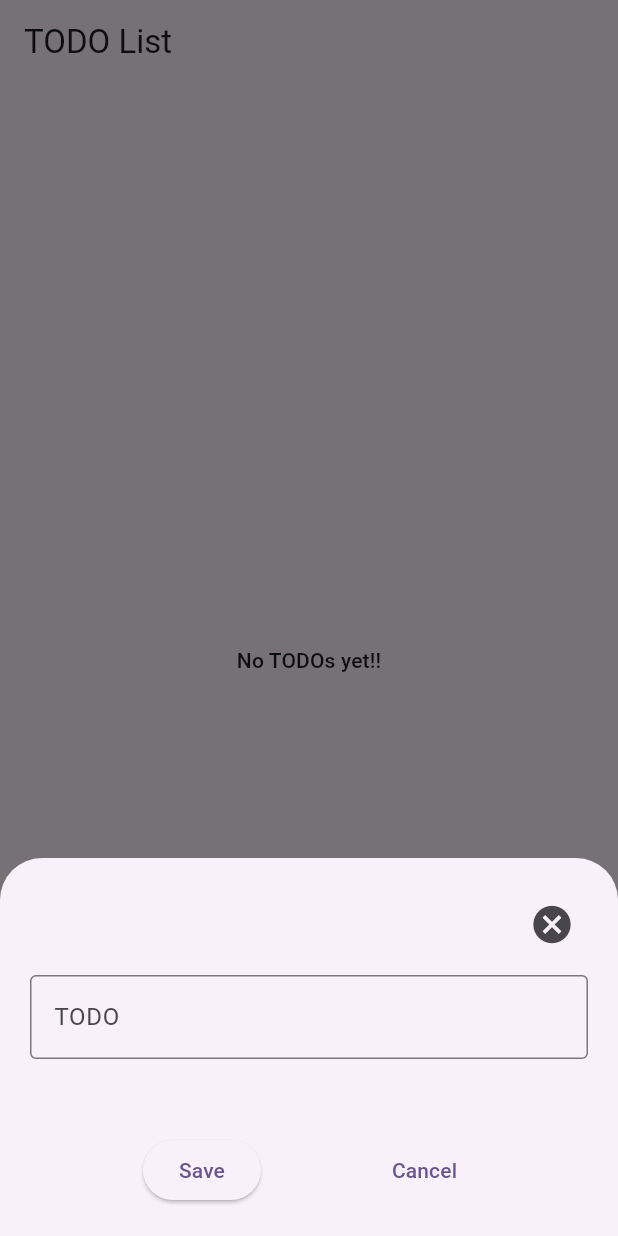
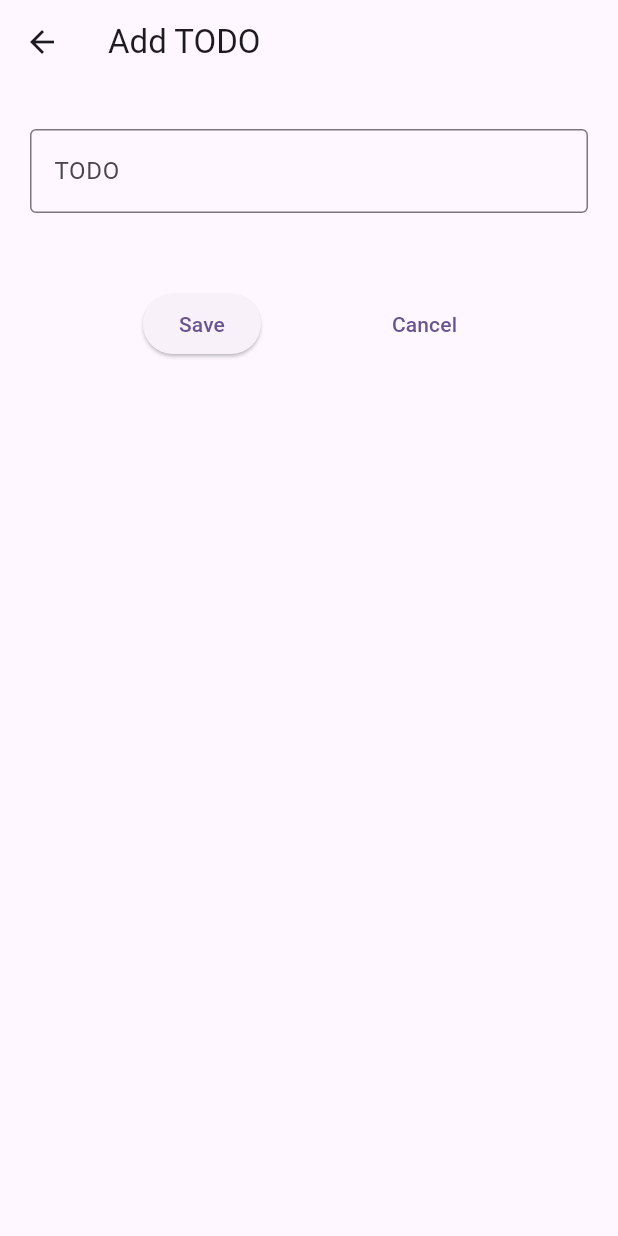
Before and after one commit to RshnGpt26/todo_app, a Flutter app: the screen it shows after launch, after a tap on the "add" icon, on a phone screen of 412 x 824 dp. Run offline on Flutter 3.47's test engine with Material 3 defaults, Android fonts, the phone set to English and light mode, and no system bars; our stand-ins replace sqflite; accounts and stored records are empty.

```diff
--- a/lib/main.dart
+++ b/lib/main.dart
@@ -1,8 +1,13 @@
 import 'package:flutter/material.dart';
-import 'package:todo_app/screens/todo_list_screen.dart';
+import 'package:provider/provider.dart';
+import 'package:todo_app/providers/todo_provider.dart';
+
+import 'screens/todo_list_screen.dart';
 
 void main() {
-  runApp(const MyApp());
+  runApp(
+    ChangeNotifierProvider(create: (context) => TodoProvider(), child: MyApp()),
+  );
 }
 
 class MyApp extends StatelessWidget {
--- /dev/null
+++ b/lib/screens/add_update_todo_screen.dart
@@ -0,0 +1,93 @@
+import 'package:flutter/material.dart';
+
+class AddUpdateTodoScreen extends StatefulWidget {
+  const AddUpdateTodoScreen({
+    super.key,
+    required this.onSave,
+    this.isUpdating,
+    this.oldText,
+  });
+
+  final void Function(String title) onSave;
+  final bool? isUpdating;
+  final String? oldText;
+
+  @override
+  State<AddUpdateTodoScreen> createState() => _AddUpdateTodoScreenState();
+}
+
+class _AddUpdateTodoScreenState extends State<AddUpdateTodoScreen> {
+  final TextEditingController _title = TextEditingController();
+
+  @override
+  void initState() {
+    super.initState();
+    if (widget.isUpdating == true && (widget.oldText ?? "").isNotEmpty) {
+      _title.text = widget.oldText ?? "";
+    }
+  }
+
+  @override
+  Widget build(BuildContext context) {
+    return Scaffold(
+      appBar: AppBar(
+        title: Text("${widget.isUpdating == true ? "Update" : "Add"} TODO"),
+      ),
+      body: Padding(
+        padding: EdgeInsets.only(
+          bottom: MediaQuery.of(context).viewInsets.bottom,
+        ),
+        child: SingleChildScrollView(
+          child: Padding(
+            padding: const EdgeInsets.all(20.0),
+            child: Column(
+              mainAxisAlignment: MainAxisAlignment.center,
+              children: [
+                SizedBox(height: 10),
+                TextFormField(
+                  controller: _title,
+                  decoration: InputDecoration(
+                    border: OutlineInputBorder(),
+                    labelText: "TODO",
+                    hintText:
+                        widget.isUpdating == true
+                            ? "Enter your changes..."
+                            : "Enter your upcoming todo...",
+                  ),
+                ),
+                SizedBox(height: 50),
+                Row(
+                  mainAxisAlignment: MainAxisAlignment.spaceEvenly,
+                  children: [
+                    ElevatedButton(
+                      onPressed: () async {
+                        if (MediaQuery.of(context).viewInsets.bottom > 0) {
+                          FocusScope.of(context).unfocus();
+                        }
+                        if (_title.text.trim().isEmpty) {
+                          ScaffoldMessenger.of(context).showSnackBar(
+                            SnackBar(content: Text("Please enter some text!!")),
+                          );
+                        } else {
+                          widget.onSave(_title.text);
+                          Navigator.of(context).pop();
+                        }
+                      },
+                      child: Text("Save"),
+                    ),
+                    TextButton(
+                      onPressed: () {
+                        Navigator.of(context).pop();
+                      },
+                      child: Text("Cancel"),
+                    ),
+                  ],
+                ),
+              ],
+            ),
+          ),
+        ),
+      ),
+    );
+  }
+}
--- a/lib/screens/todo_list_screen.dart
+++ b/lib/screens/todo_list_screen.dart
@@ -1,6 +1,9 @@
 import 'package:flutter/material.dart';
-import 'package:todo_app/services/db_helper.dart';
-import 'package:todo_app/widgets/add_todo_sheet_widget.dart';
+import 'package:provider/provider.dart';
+
+import '../providers/todo_provider.dart';
+import '../services/db_helper.dart';
+import 'add_update_todo_screen.dart';
 
 class TodoListScreen extends StatefulWidget {
   const TodoListScreen({super.key});
@@ -10,123 +13,105 @@ class TodoListScreen extends StatefulWidget {
 }
 
 class _TodoListScreenState extends State<TodoListScreen> {
-  DBHelper? dbHelper;
-  List<Map<String, dynamic>> todos = [];
-
   @override
   void initState() {
     super.initState();
-    dbHelper = DBHelper.getInstance();
-    getAllToDos();
-  }
-
-  getAllToDos() async {
-    todos = await dbHelper!.fetchAllToDos();
-    setState(() {});
-  }
-
-  onToDoStatusUpdate(bool? value, int index) async {
-    await dbHelper!.updateToDoStatus(
-      todoId: todos[index][DBHelper.todoIDColumn] ?? -1,
-      isComplete: value == true ? 1 : 0,
-    );
-    getAllToDos();
-  }
-
-  onToDoTextUpdate(String text, int index) async {
-    await dbHelper!.updateToDoText(
-      todoId: todos[index][DBHelper.todoIDColumn] ?? -1,
-      text: text,
-    );
-    getAllToDos();
-  }
-
-  onToDoDelete(int index) async {
-    await dbHelper!.deleteToDo(
-      todoId: todos[index][DBHelper.todoIDColumn] ?? -1,
-    );
-    getAllToDos();
+    // Provider.of<TodoProvider>(context, listen: false).init();
+    context.read<TodoProvider>().init();
   }
 
   @override
   Widget build(BuildContext context) {
     return Scaffold(
       appBar: AppBar(title: Text("TODO List")),
-      body:
-          todos.isNotEmpty
-              ? ListView.builder(
+      body: Consumer<TodoProvider>(
+        builder: (context, provider, _) {
+          if (context.watch<TodoProvider>().todos.isEmpty) {
+            // if (provider.todos.isEmpty) {
+            return Center(
+              child: Text(
+                "No TODOs yet!!",
+                style: Theme.of(context).textTheme.titleSmall,
+              ),
+            );
+          }
+          return ListView.builder(
             shrinkWrap: true,
-                itemCount: todos.length,
+            itemCount: provider.todos.length,
             itemBuilder: (context, index) {
               return Row(
                 children: [
                   Checkbox(
                     value:
-                            (todos[index][DBHelper.todoCompletedColumn] ?? 0) ==
+                        (provider.todos[index][DBHelper.todoCompletedColumn] ??
+                            0) ==
                         1,
-                        onChanged: (value) => onToDoStatusUpdate(value, index),
+                    onChanged:
+                        (value) => provider.onToDoStatusUpdate(value, index),
                   ),
                   Expanded(
                     child: Text(
-                          todos[index][DBHelper.todoTitleColumn] ?? "",
+                      provider.todos[index][DBHelper.todoTitleColumn] ?? "",
+                      style: TextStyle(
+                        decoration:
+                            (provider.todos[index][DBHelper
+                                            .todoCompletedColumn] ??
+                                        0) ==
+                                    1
+                                ? TextDecoration.lineThrough
+                                : null,
+                      ),
                     ),
                   ),
                   IconButton(
                     onPressed: () {
-                          showModalBottomSheet(
-                            context: context,
-                            isDismissible: false,
-                            isScrollControlled: true,
-                            builder: (context) {
-                              return AddTodoSheetWidget(
-                                onSave: (title) async {
-                                  await dbHelper!.updateToDoText(
-                                    todoId:
-                                        todos[index][DBHelper.todoIDColumn] ??
+                      Navigator.of(context).push(
+                        MaterialPageRoute(
+                          builder:
+                              (_) => AddUpdateTodoScreen(
+                                onSave: (title) {
+                                  provider.onUpdateSave(
+                                    id:
+                                        provider.todos[index][DBHelper
+                                            .todoIDColumn] ??
                                         -1,
-                                    text: title.trim(),
+                                    title: title.trim(),
                                   );
-                                  await getAllToDos();
                                 },
                                 oldText:
-                                    todos[index][DBHelper.todoTitleColumn] ??
+                                    provider.todos[index][DBHelper
+                                        .todoTitleColumn] ??
                                     "",
                                 isUpdating: true,
-                              );
-                            },
+                              ),
+                        ),
                       );
                     },
                     icon: Icon(Icons.edit, color: Colors.green),
                   ),
                   IconButton(
-                        onPressed: () => onToDoDelete(index),
+                    onPressed: () => provider.onToDoDelete(index),
                     icon: Icon(Icons.delete, color: Colors.red),
                   ),
                 ],
               );
             },
-              )
-              : Center(
-                child: Text(
-                  "No TODOs yet!!",
-                  style: Theme.of(context).textTheme.titleSmall,
-                ),
+          );
+        },
       ),
       floatingActionButton: FloatingActionButton(
         shape: CircleBorder(),
         onPressed: () {
-          showModalBottomSheet(
-            context: context,
-            isDismissible: false,
-            isScrollControlled: true,
-            builder: (context) {
-              return AddTodoSheetWidget(
-                onSave: (title) async {
-                  await dbHelper!.addToDo(title: title.trim());
-                  await getAllToDos();
-                },
-              );
-            },
+          Navigator.of(context).push(
+            MaterialPageRoute(
+              builder:
+                  (_) => AddUpdateTodoScreen(
+                    onSave:
+                        (title) => context.read<TodoProvider>().onAddSave(
+                          title: title.trim(),
+                        ),
+                  ),
+            ),
           );
         },
         child: Icon(Icons.add),
--- a/lib/widgets/add_todo_sheet_widget.dart
+++ /dev/null
@@ -1,97 +0,0 @@
-import 'package:flutter/material.dart';
-
-class AddTodoSheetWidget extends StatefulWidget {
-  const AddTodoSheetWidget({
-    super.key,
-    required this.onSave,
-    this.isUpdating,
-    this.oldText,
-  });
-
-  final Future<void> Function(String title) onSave;
-  final bool? isUpdating;
-  final String? oldText;
-
-  @override
-  State<AddTodoSheetWidget> createState() => _AddTodoSheetWidgetState();
-}
-
-class _AddTodoSheetWidgetState extends State<AddTodoSheetWidget> {
-  final TextEditingController _title = TextEditingController();
-
-  @override
-  void initState() {
-    super.initState();
-    if (widget.isUpdating == true && (widget.oldText ?? "").isNotEmpty) {
-      _title.text = widget.oldText ?? "";
-    }
-  }
-
-  @override
-  Widget build(BuildContext context) {
-    return Padding(
-      padding: EdgeInsets.only(
-        bottom: MediaQuery.of(context).viewInsets.bottom,
-      ),
-      child: SingleChildScrollView(
-        child: Padding(
-          padding: const EdgeInsets.all(20.0),
-          child: Column(
-            children: [
-              Align(
-                alignment: Alignment.topRight,
-                child: IconButton(
-                  onPressed: () {
-                    Navigator.of(context).pop();
-                  },
-                  icon: Icon(Icons.cancel),
-                  iconSize: 30,
-                ),
-              ),
-              SizedBox(height: 10),
-              TextFormField(
-                controller: _title,
-                decoration: InputDecoration(
-                  border: OutlineInputBorder(),
-                  labelText: "TODO",
-                  hintText:
-                      widget.isUpdating == true
-                          ? "Enter your changes..."
-                          : "Enter your upcoming todo...",
-                ),
-              ),
-              SizedBox(height: 50),
-              Row(
-                mainAxisAlignment: MainAxisAlignment.spaceEvenly,
-                children: [
-                  ElevatedButton(
-                    onPressed: () async {
-                      if (MediaQuery.of(context).viewInsets.bottom > 0) {
-                        FocusScope.of(context).unfocus();
-                      }
-                      if (_title.text.trim().isEmpty) {
-                        ScaffoldMessenger.of(context).showSnackBar(
-                          SnackBar(content: Text("Please enter some text!!")),
-                        );
-                      } else {
-                        await widget.onSave(_title.text);
-                        Navigator.of(context).pop();
-                      }
-                    },
-                    child: Text("Save"),
-                  ),
-                  TextButton(
-                    onPressed: () {
-                      Navigator.of(context).pop();
-                    },
-                    child: Text("Cancel"),
-                  ),
-                ],
-              ),
-            ],
-          ),
-        ),
-      ),
-    );
-  }
-}
--- a/pubspec.yaml
+++ b/pubspec.yaml
@@ -37,6 +37,7 @@ dependencies:
   path: ^1.9.1
   path_provider: ^2.1.5
   sqflite: ^2.4.2
+  provider: ^6.1.5
 
 dev_dependencies:
   flutter_test:
```
Also changed, not shown: lib/providers/todo_provider.dart (added, +59 -0 lines), pubspec.lock, 1 other file. Lines whose indentation alone changed are shown as unchanged.
